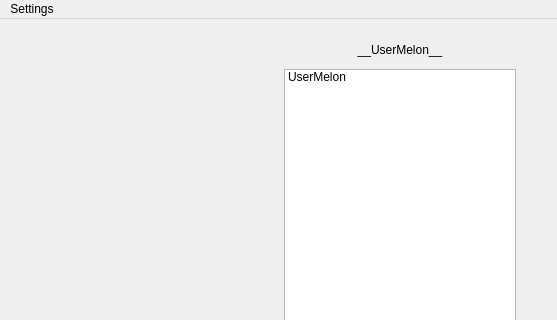
The window that src/client-desktop/ui/main_window.ui (kovdan01/melon) describes before a commit, drawn with Qt 5; both pictures show x 0 to 557 and y 0 to 320 of the 800 by 650 pixel window.
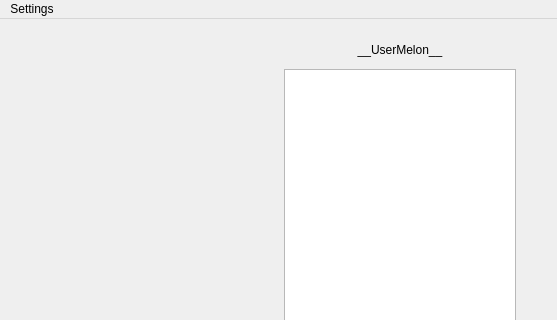
The same window after the commit.

Diff of the .ui file:
```diff
--- a/src/client-desktop/ui/main_window.ui
+++ b/src/client-desktop/ui/main_window.ui
@@ -111,11 +111,6 @@
          <property name="resizeMode">
           <enum>QListView::Fixed</enum>
          </property>
-         <item>
-          <property name="text">
-           <string>UserMelon</string>
-          </property>
-         </item>
         </widget>
        </item>
        <item>
```
Left out of the diff: 4 changed lines with no effect on the pictures.
